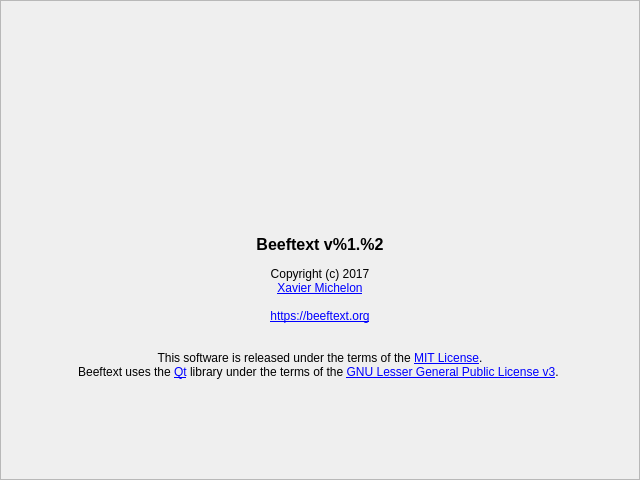
Before: the Qt Designer form AboutFrame.ui in xmichelo/Beeftext, drawn with Qt 5.
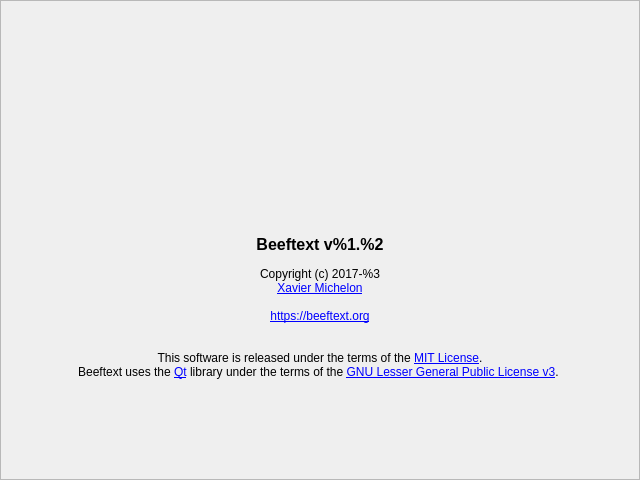
After: the same form once the commit is applied. Icons and pictures are not drawn.

Commit message: In the 'About' tab, the copyright year span is now computed.

What changed in the file:
```diff
--- a/AboutFrame.ui
+++ b/AboutFrame.ui
@@ -23,7 +23,7 @@
    <item row="2" column="0" colspan="3">
     <widget class="QLabel" name="labelText">
      <property name="text">
-      <string>&lt;html&gt;&lt;head/&gt;&lt;body&gt;&lt;p align=&quot;center&quot;&gt;&lt;br/&gt;&lt;/p&gt;&lt;p align=&quot;center&quot;&gt;&lt;span style=&quot; font-size:12pt; font-weight:600;&quot;&gt;Beeftext v%1.%2&lt;/span&gt;&lt;br/&gt;&lt;br/&gt;Copyright (c) 2017&lt;br/&gt;&lt;a href=&quot;https://x-mi.com&quot;&gt;&lt;span style=&quot; text-decoration: underline; color:#0000ff;&quot;&gt;Xavier Michelon&lt;br/&gt;&lt;/span&gt;&lt;/a&gt;&lt;br/&gt;&lt;a href=&quot;https://beeftext.org&quot;&gt;&lt;span style=&quot; text-decoration: underline; color:#0000ff;&quot;&gt;https://beeftext.org&lt;/span&gt;&lt;/a&gt;&lt;br/&gt;&lt;br/&gt;&lt;br/&gt;This software is released under the terms of the &lt;a href=&quot;https://en.wikipedia.org/wiki/MIT_License&quot;&gt;&lt;span style=&quot; text-decoration: underline; color:#0000ff;&quot;&gt;MIT License&lt;/span&gt;&lt;/a&gt;.&lt;br/&gt;Beeftext uses the &lt;a href=&quot;https://www.qt.io/&quot;&gt;&lt;span style=&quot; text-decoration: underline; color:#0000ff;&quot;&gt;Qt&lt;/span&gt;&lt;/a&gt; library under the terms of the &lt;a href=&quot;https://www.gnu.org/licenses/lgpl-3.0.txt&quot;&gt;&lt;span style=&quot; text-decoration: underline; color:#0000ff;&quot;&gt;GNU Lesser General Public License v3&lt;/span&gt;&lt;/a&gt;. &lt;/p&gt;&lt;p align=&quot;center&quot;&gt;&lt;br/&gt;&lt;/p&gt;&lt;/body&gt;&lt;/html&gt;</string>
+      <string>&lt;html&gt;&lt;head/&gt;&lt;body&gt;&lt;p align=&quot;center&quot;&gt;&lt;br/&gt;&lt;/p&gt;&lt;p align=&quot;center&quot;&gt;&lt;span style=&quot; font-size:12pt; font-weight:600;&quot;&gt;Beeftext v%1.%2&lt;/span&gt;&lt;br/&gt;&lt;br/&gt;Copyright (c) 2017-%3&lt;br/&gt;&lt;a href=&quot;https://x-mi.com&quot;&gt;&lt;span style=&quot; text-decoration: underline; color:#0000ff;&quot;&gt;Xavier Michelon&lt;br/&gt;&lt;/span&gt;&lt;/a&gt;&lt;br/&gt;&lt;a href=&quot;https://beeftext.org&quot;&gt;&lt;span style=&quot; text-decoration: underline; color:#0000ff;&quot;&gt;https://beeftext.org&lt;/span&gt;&lt;/a&gt;&lt;br/&gt;&lt;br/&gt;&lt;br/&gt;This software is released under the terms of the &lt;a href=&quot;https://en.wikipedia.org/wiki/MIT_License&quot;&gt;&lt;span style=&quot; text-decoration: underline; color:#0000ff;&quot;&gt;MIT License&lt;/span&gt;&lt;/a&gt;.&lt;br/&gt;Beeftext uses the &lt;a href=&quot;https://www.qt.io/&quot;&gt;&lt;span style=&quot; text-decoration: underline; color:#0000ff;&quot;&gt;Qt&lt;/span&gt;&lt;/a&gt; library under the terms of the &lt;a href=&quot;https://www.gnu.org/licenses/lgpl-3.0.txt&quot;&gt;&lt;span style=&quot; text-decoration: underline; color:#0000ff;&quot;&gt;GNU Lesser General Public License v3&lt;/span&gt;&lt;/a&gt;. &lt;/p&gt;&lt;p align=&quot;center&quot;&gt;&lt;br/&gt;&lt;/p&gt;&lt;/body&gt;&lt;/html&gt;</string>
      </property>
      <property name="alignment">
       <set>Qt::AlignHCenter|Qt::AlignTop</set>
```
The commit also changes 1 other file.
